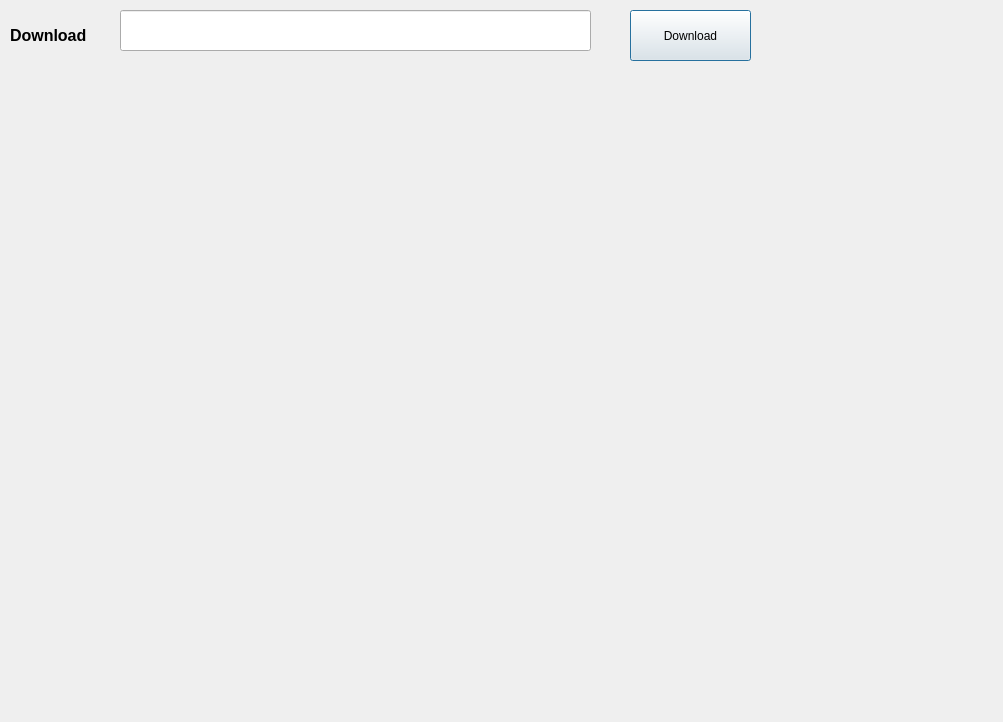
This is giao_dien/app.ui in vunameaut/pycharm as Qt 5 draws it before an edit. The edited form follows.
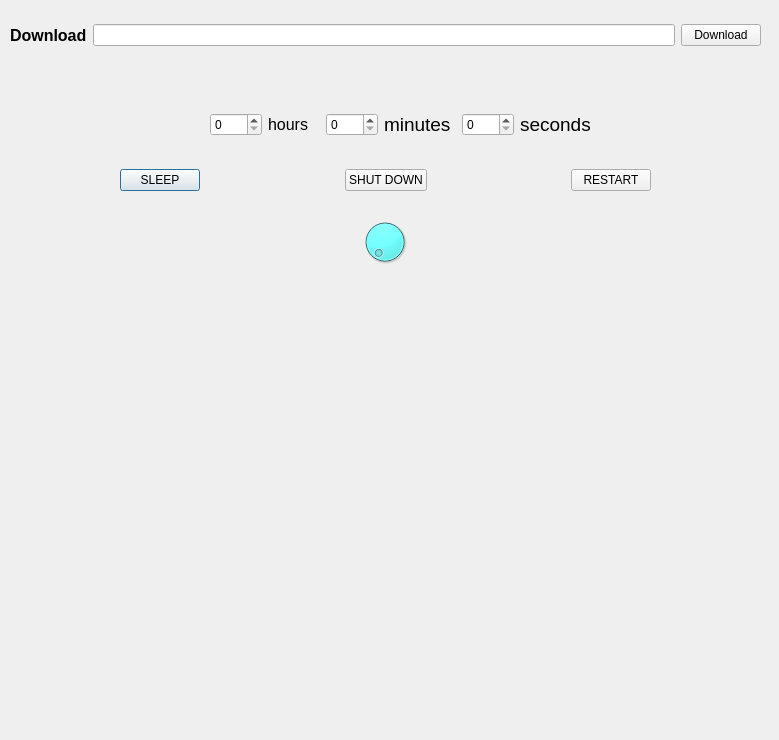
This is the edited form.

Patch:
```diff
--- a/giao_dien/app.ui
+++ b/giao_dien/app.ui
@@ -6,48 +6,168 @@
    <rect>
     <x>0</x>
     <y>0</y>
-    <width>1003</width>
-    <height>722</height>
+    <width>779</width>
+    <height>740</height>
    </rect>
   </property>
   <property name="windowTitle">
    <string>Dialog</string>
   </property>
-  <widget class="QPushButton" name="btn_download">
+  <widget class="QWidget" name="TATMAY" native="true">
    <property name="geometry">
     <rect>
-     <x>630</x>
-     <y>10</y>
-     <width>121</width>
-     <height>51</height>
+     <x>0</x>
+     <y>100</y>
+     <width>771</width>
+     <height>111</height>
     </rect>
    </property>
-   <property name="text">
-    <string>Download</string>
+   <property name="toolTip">
+    <string>&lt;html&gt;&lt;head/&gt;&lt;body&gt;&lt;p&gt;border: 2px solid black;&lt;/p&gt;&lt;/body&gt;&lt;/html&gt;</string>
    </property>
+   <widget class="QWidget" name="layoutWidget">
+    <property name="geometry">
+     <rect>
+      <x>210</x>
+      <y>10</y>
+      <width>381</width>
+      <height>30</height>
+     </rect>
+    </property>
+    <layout class="QHBoxLayout" name="horizontalLayout">
+     <item>
+      <widget class="QSpinBox" name="in_gio"/>
+     </item>
+     <item>
+      <widget class="QLabel" name="label_2">
+       <property name="text">
+        <string>&lt;html&gt;&lt;head/&gt;&lt;body&gt;&lt;p&gt;&lt;span style=&quot; font-size:12pt;&quot;&gt;hours &lt;/span&gt;&lt;/p&gt;&lt;/body&gt;&lt;/html&gt;</string>
+       </property>
+      </widget>
+     </item>
+     <item>
+      <widget class="QSpinBox" name="in_phut"/>
+     </item>
+     <item>
+      <widget class="QLabel" name="label_3">
+       <property name="text">
+        <string>&lt;html&gt;&lt;head/&gt;&lt;body&gt;&lt;p&gt;&lt;span style=&quot; font-size:14pt;&quot;&gt;minutes &lt;/span&gt;&lt;/p&gt;&lt;/body&gt;&lt;/html&gt;</string>
+       </property>
+      </widget>
+     </item>
+     <item>
+      <widget class="QSpinBox" name="in_giay"/>
+     </item>
+     <item>
+      <widget class="QLabel" name="label_4">
+       <property name="text">
+        <string>&lt;html&gt;&lt;head/&gt;&lt;body&gt;&lt;p&gt;&lt;span style=&quot; font-size:14pt;&quot;&gt;seconds&lt;/span&gt;&lt;/p&gt;&lt;/body&gt;&lt;/html&gt;</string>
+       </property>
+      </widget>
+     </item>
+    </layout>
+   </widget>
+   <widget class="QWidget" name="layoutWidget">
+    <property name="geometry">
+     <rect>
+      <x>120</x>
+      <y>50</y>
+      <width>531</width>
+      <height>61</height>
+     </rect>
+    </property>
+    <layout class="QHBoxLayout" name="horizontalLayout_2">
+     <item>
+      <widget class="QPushButton" name="btn_sleep">
+       <property name="text">
+        <string>SLEEP</string>
+       </property>
+      </widget>
+     </item>
+     <item>
+      <spacer name="horizontalSpacer">
+       <property name="orientation">
+        <enum>Qt::Horizontal</enum>
+       </property>
+       <property name="sizeHint" stdset="0">
+        <size>
+         <width>40</width>
+         <height>20</height>
+        </size>
+       </property>
+      </spacer>
+     </item>
+     <item>
+      <widget class="QPushButton" name="btn_tat">
+       <property name="text">
+        <string>SHUT DOWN</string>
+       </property>
+      </widget>
+     </item>
+     <item>
+      <spacer name="horizontalSpacer_2">
+       <property name="orientation">
+        <enum>Qt::Horizontal</enum>
+       </property>
+       <property name="sizeHint" stdset="0">
+        <size>
+         <width>40</width>
+         <height>20</height>
+        </size>
+       </property>
+      </spacer>
+     </item>
+     <item>
+      <widget class="QPushButton" name="btn_restart">
+       <property name="text">
+        <string>RESTART</string>
+       </property>
+      </widget>
+     </item>
+    </layout>
+   </widget>
   </widget>
-  <widget class="QLabel" name="label">
+  <widget class="QDial" name="dial">
+   <property name="geometry">
+    <rect>
+     <x>360</x>
+     <y>210</y>
+     <width>50</width>
+     <height>64</height>
+    </rect>
+   </property>
+   <property name="styleSheet">
+    <string notr="true">background-color: rgb(0, 255, 255)</string>
+   </property>
+  </widget>
+  <widget class="QWidget" name="layoutWidget">
    <property name="geometry">
     <rect>
      <x>10</x>
-     <y>20</y>
-     <width>121</width>
-     <height>31</height>
+     <y>0</y>
+     <width>751</width>
+     <height>71</height>
     </rect>
    </property>
-   <property name="text">
-    <string>&lt;html&gt;&lt;head/&gt;&lt;body&gt;&lt;p&gt;&lt;span style=&quot; font-size:12pt; font-weight:600;&quot;&gt;Download&lt;/span&gt;&lt;/p&gt;&lt;/body&gt;&lt;/html&gt;</string>
-   </property>
-  </widget>
-  <widget class="QLineEdit" name="link_video">
-   <property name="geometry">
-    <rect>
-     <x>120</x>
-     <y>10</y>
-     <width>471</width>
-     <height>41</height>
-    </rect>
-   </property>
+   <layout class="QHBoxLayout" name="downloadYT">
+    <item>
+     <widget class="QLabel" name="label">
+      <property name="text">
+       <string>&lt;html&gt;&lt;head/&gt;&lt;body&gt;&lt;p&gt;&lt;span style=&quot; font-size:12pt; font-weight:600;&quot;&gt;Download&lt;/span&gt;&lt;/p&gt;&lt;/body&gt;&lt;/html&gt;</string>
+      </property>
+     </widget>
+    </item>
+    <item>
+     <widget class="QLineEdit" name="txt_linkvideo"/>
+    </item>
+    <item>
+     <widget class="QPushButton" name="btn_download">
+      <property name="text">
+       <string>Download</string>
+      </property>
+     </widget>
+    </item>
+   </layout>
   </widget>
  </widget>
  <resources/>
```
Left out of the diff: 4 changed lines with no effect on the pictures.
